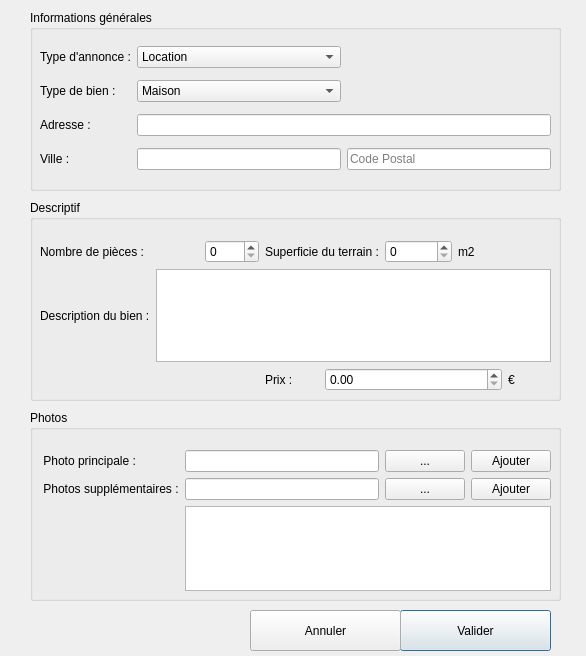
The window that BestResidence/ajout.ui (jordanlang/BestResidence) describes before a commit, drawn with Qt 5.
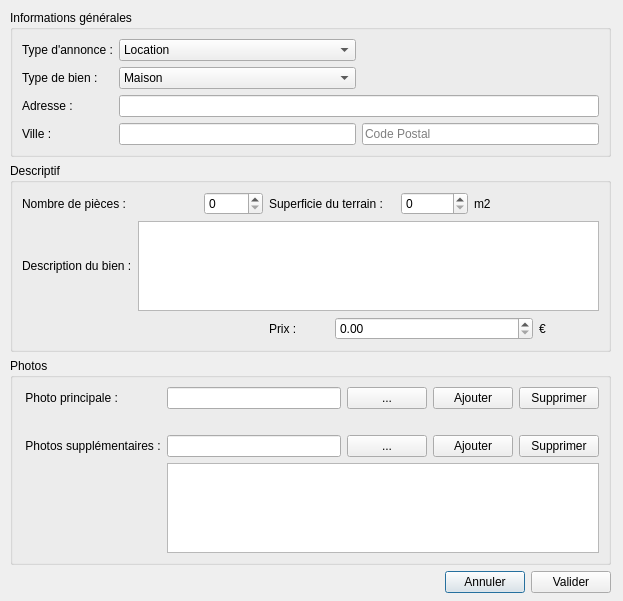
The same window after the commit.

Commit message: Ajout des layouts pour la fenetre d'ajout d'annonces

```diff
--- a/BestResidence/ajout.ui
+++ b/BestResidence/ajout.ui
@@ -6,165 +6,30 @@
    <rect>
     <x>0</x>
     <y>0</y>
-    <width>586</width>
-    <height>656</height>
+    <width>623</width>
+    <height>601</height>
    </rect>
   </property>
   <property name="windowTitle">
    <string>Dialog</string>
   </property>
-  <widget class="QPushButton" name="b_valider">
-   <property name="geometry">
-    <rect>
-     <x>400</x>
-     <y>610</y>
-     <width>151</width>
-     <height>41</height>
-    </rect>
-   </property>
-   <property name="text">
-    <string>Valider</string>
-   </property>
-  </widget>
-  <widget class="QPushButton" name="b_annuler">
-   <property name="geometry">
-    <rect>
-     <x>250</x>
-     <y>610</y>
-     <width>151</width>
-     <height>41</height>
-    </rect>
-   </property>
-   <property name="text">
-    <string>Annuler</string>
-   </property>
-  </widget>
-  <widget class="QLabel" name="l_photoPrincipal">
-   <property name="geometry">
-    <rect>
-     <x>170</x>
-     <y>460</y>
-     <width>381</width>
-     <height>16</height>
-    </rect>
-   </property>
-   <property name="text">
-    <string/>
-   </property>
-  </widget>
-  <widget class="QGroupBox" name="groupBox">
-   <property name="geometry">
-    <rect>
-     <x>30</x>
-     <y>410</y>
-     <width>531</width>
-     <height>191</height>
-    </rect>
-   </property>
-   <property name="title">
-    <string>Photos</string>
-   </property>
    <widget class="QWidget" name="">
     <property name="geometry">
      <rect>
       <x>10</x>
-      <y>40</y>
-      <width>511</width>
-      <height>141</height>
-     </rect>
-    </property>
-    <layout class="QGridLayout" name="gridLayout_3">
-     <item row="0" column="0">
-      <widget class="QLabel" name="l_photoPrincipale">
-       <property name="text">
-        <string> Photo principale :</string>
-       </property>
-      </widget>
-     </item>
-     <item row="0" column="1">
-      <widget class="QLineEdit" name="q_photoPrincipale"/>
-     </item>
-     <item row="0" column="2">
-      <widget class="QPushButton" name="b_parcourirPrincipal">
-       <property name="cursor">
-        <cursorShape>PointingHandCursor</cursorShape>
-       </property>
-       <property name="text">
-        <string>...</string>
-       </property>
-      </widget>
-     </item>
-     <item row="0" column="3">
-      <widget class="QPushButton" name="b_ajouterPrincipal">
-       <property name="cursor">
-        <cursorShape>PointingHandCursor</cursorShape>
-       </property>
-       <property name="text">
-        <string>Ajouter</string>
-       </property>
-      </widget>
-     </item>
-     <item row="1" column="0">
-      <widget class="QLabel" name="l_photosSupp">
-       <property name="text">
-        <string> Photos supplémentaires :</string>
-       </property>
-      </widget>
-     </item>
-     <item row="1" column="1">
-      <widget class="QLineEdit" name="q_photosSupp"/>
-     </item>
-     <item row="1" column="2">
-      <widget class="QPushButton" name="b_parcourirSupp">
-       <property name="cursor">
-        <cursorShape>PointingHandCursor</cursorShape>
-       </property>
-       <property name="text">
-        <string>...</string>
-       </property>
-      </widget>
-     </item>
-     <item row="1" column="3">
-      <widget class="QPushButton" name="b_ajouterSupp">
-       <property name="cursor">
-        <cursorShape>PointingHandCursor</cursorShape>
-       </property>
-       <property name="text">
-        <string>Ajouter</string>
-       </property>
-      </widget>
-     </item>
-     <item row="2" column="1" colspan="3">
-      <widget class="QListWidget" name="listWidget">
-       <property name="enabled">
-        <bool>true</bool>
-       </property>
-      </widget>
-     </item>
-    </layout>
-   </widget>
-  </widget>
-  <widget class="QGroupBox" name="groupBox_2">
-   <property name="geometry">
-    <rect>
-     <x>30</x>
      <y>10</y>
-     <width>531</width>
-     <height>181</height>
+     <width>601</width>
+     <height>583</height>
     </rect>
    </property>
+   <layout class="QGridLayout" name="gridLayout_6">
+    <item row="0" column="0">
+     <layout class="QGridLayout" name="gridLayout_5">
+      <item row="0" column="0">
+       <widget class="QGroupBox" name="">
    <property name="title">
     <string>Informations générales</string>
    </property>
-   <widget class="QWidget" name="">
-    <property name="geometry">
-     <rect>
-      <x>10</x>
-      <y>30</y>
-      <width>511</width>
-      <height>140</height>
-     </rect>
-    </property>
     <layout class="QGridLayout" name="gridLayout">
      <item row="0" column="0">
       <widget class="QLabel" name="l_typeAnnonce">
@@ -266,47 +131,24 @@
      </item>
     </layout>
    </widget>
-  </widget>
-  <widget class="QGroupBox" name="groupBox_3">
-   <property name="geometry">
-    <rect>
-     <x>30</x>
-     <y>200</y>
-     <width>531</width>
-     <height>201</height>
-    </rect>
-   </property>
+      </item>
+      <item row="1" column="0">
+       <widget class="QGroupBox" name="">
    <property name="title">
     <string>Descriptif</string>
    </property>
-   <widget class="QWidget" name="">
-    <property name="geometry">
-     <rect>
-      <x>10</x>
-      <y>40</y>
-      <width>511</width>
-      <height>151</height>
-     </rect>
-    </property>
     <layout class="QGridLayout" name="gridLayout_2">
-     <item row="0" column="0" colspan="2">
-      <widget class="QLabel" name="l_nbPieces">
+         <item row="0" column="6" colspan="2">
+          <widget class="QLabel" name="l_mCarre">
        <property name="text">
-        <string>Nombre de pièces :</string>
+            <string>m2</string>
        </property>
       </widget>
      </item>
-     <item row="0" column="2">
-      <widget class="QSpinBox" name="q_nbPieces">
-       <property name="maximum">
-        <number>1000</number>
-       </property>
-      </widget>
-     </item>
-     <item row="0" column="3" colspan="2">
-      <widget class="QLabel" name="l_superficieTerrain">
+         <item row="2" column="7">
+          <widget class="QLabel" name="l_euros">
        <property name="text">
-        <string>Superficie du terrain :</string>
+            <string>€</string>
        </property>
       </widget>
      </item>
@@ -320,10 +162,10 @@
        </property>
       </widget>
      </item>
-     <item row="0" column="6" colspan="2">
-      <widget class="QLabel" name="l_mCarre">
-       <property name="text">
-        <string>m2</string>
+         <item row="1" column="1" colspan="7">
+          <widget class="QTextEdit" name="q_description">
+           <property name="cursor" stdset="0">
+            <cursorShape>IBeamCursor</cursorShape>
        </property>
       </widget>
      </item>
@@ -341,6 +183,27 @@
        </property>
       </widget>
      </item>
+         <item row="0" column="2">
+          <widget class="QSpinBox" name="q_nbPieces">
+           <property name="maximum">
+            <number>1000</number>
+           </property>
+          </widget>
+         </item>
+         <item row="0" column="0" colspan="2">
+          <widget class="QLabel" name="l_nbPieces">
+           <property name="text">
+            <string>Nombre de pièces :</string>
+           </property>
+          </widget>
+         </item>
+         <item row="0" column="3" colspan="2">
+          <widget class="QLabel" name="l_superficieTerrain">
+           <property name="text">
+            <string>Superficie du terrain :</string>
+           </property>
+          </widget>
+         </item>
      <item row="2" column="4" colspan="3">
       <widget class="QDoubleSpinBox" name="q_prix">
        <property name="maximum">
@@ -348,25 +211,179 @@
        </property>
       </widget>
      </item>
-     <item row="2" column="7">
-      <widget class="QLabel" name="l_euros">
+        </layout>
+       </widget>
+      </item>
+     </layout>
+    </item>
+    <item row="1" column="0">
+     <layout class="QGridLayout" name="gridLayout_4">
+      <item row="1" column="0">
+       <layout class="QHBoxLayout" name="horizontalLayout">
+        <item>
+         <spacer name="horizontalSpacer">
+          <property name="orientation">
+           <enum>Qt::Horizontal</enum>
+          </property>
+          <property name="sizeHint" stdset="0">
+           <size>
+            <width>40</width>
+            <height>20</height>
+           </size>
+          </property>
+         </spacer>
+        </item>
+        <item>
+         <widget class="QPushButton" name="b_annuler">
        <property name="text">
-        <string>€</string>
+           <string>Annuler</string>
        </property>
       </widget>
      </item>
-     <item row="1" column="1" colspan="7">
-      <widget class="QTextEdit" name="q_description">
-       <property name="cursor" stdset="0">
-        <cursorShape>IBeamCursor</cursorShape>
+        <item>
+         <widget class="QPushButton" name="b_valider">
+          <property name="text">
+           <string>Valider</string>
        </property>
       </widget>
      </item>
     </layout>
-   </widget>
-   <zorder></zorder>
-   <zorder>groupBox</zorder>
-  </widget>
+      </item>
+      <item row="0" column="0">
+       <widget class="QGroupBox" name="">
+        <property name="title">
+         <string>Photos</string>
+        </property>
+        <layout class="QGridLayout" name="gridLayout_3">
+         <item row="0" column="1">
+          <widget class="QLineEdit" name="q_photoPrincipale"/>
+         </item>
+         <item row="0" column="2">
+          <widget class="QPushButton" name="b_parcourirPrincipal">
+           <property name="cursor">
+            <cursorShape>PointingHandCursor</cursorShape>
+           </property>
+           <property name="text">
+            <string>...</string>
+           </property>
+          </widget>
+         </item>
+         <item row="2" column="3">
+          <widget class="QPushButton" name="b_ajouterSupp">
+           <property name="cursor">
+            <cursorShape>PointingHandCursor</cursorShape>
+           </property>
+           <property name="text">
+            <string>Ajouter</string>
+           </property>
+          </widget>
+         </item>
+         <item row="0" column="0">
+          <widget class="QLabel" name="l_photoPrincipale">
+           <property name="text">
+            <string> Photo principale :</string>
+           </property>
+          </widget>
+         </item>
+         <item row="2" column="1">
+          <widget class="QLineEdit" name="q_photosSupp"/>
+         </item>
+         <item row="2" column="2">
+          <widget class="QPushButton" name="b_parcourirSupp">
+           <property name="cursor">
+            <cursorShape>PointingHandCursor</cursorShape>
+           </property>
+           <property name="text">
+            <string>...</string>
+           </property>
+          </widget>
+         </item>
+         <item row="0" column="4">
+          <widget class="QPushButton" name="b_suppPrincipale">
+           <property name="text">
+            <string>Supprimer</string>
+           </property>
+          </widget>
+         </item>
+         <item row="3" column="1" colspan="4">
+          <widget class="QListWidget" name="listWidget">
+           <property name="enabled">
+            <bool>true</bool>
+           </property>
+          </widget>
+         </item>
+         <item row="2" column="0">
+          <widget class="QLabel" name="l_photosSupp">
+           <property name="text">
+            <string> Photos supplémentaires :</string>
+           </property>
+          </widget>
+         </item>
+         <item row="0" column="3">
+          <widget class="QPushButton" name="b_ajouterPrincipal">
+           <property name="cursor">
+            <cursorShape>PointingHandCursor</cursorShape>
+           </property>
+           <property name="text">
+            <string>Ajouter</string>
+           </property>
+          </widget>
+         </item>
+         <item row="2" column="4">
+          <widget class="QPushButton" name="b_suppSupp">
+           <property name="text">
+            <string>Supprimer</string>
+           </property>
+          </widget>
+         </item>
+         <item row="1" column="1" colspan="4">
+          <widget class="QLabel" name="l_photoPrincipal">
+           <property name="text">
+            <string/>
+           </property>
+          </widget>
+         </item>
+        </layout>
+       </widget>
+      </item>
+     </layout>
+    </item>
+   </layout>
+  </widget>
+  <zorder>q_typeBien</zorder>
+  <zorder>l_typeBien</zorder>
+  <zorder>l_superficieTerrain</zorder>
+  <zorder>q_superficieTerrain</zorder>
+  <zorder>l_mCarre</zorder>
+  <zorder>l_nbPieces</zorder>
+  <zorder>q_nbPieces</zorder>
+  <zorder>q_adresse</zorder>
+  <zorder>l_adresse</zorder>
+  <zorder>q_codePostal</zorder>
+  <zorder>l_ville</zorder>
+  <zorder>q_ville</zorder>
+  <zorder>l_description</zorder>
+  <zorder>q_description</zorder>
+  <zorder>l_prix</zorder>
+  <zorder>q_prix</zorder>
+  <zorder>l_euros</zorder>
+  <zorder>l_photoPrincipale</zorder>
+  <zorder>q_photoPrincipale</zorder>
+  <zorder>b_parcourirPrincipal</zorder>
+  <zorder>l_typeAnnonce</zorder>
+  <zorder>q_typeAnnonce</zorder>
+  <zorder>b_ajouterPrincipal</zorder>
+  <zorder>b_ajouterSupp</zorder>
+  <zorder>l_photosSupp</zorder>
+  <zorder>b_parcourirSupp</zorder>
+  <zorder>q_photosSupp</zorder>
+  <zorder>b_valider</zorder>
+  <zorder>b_annuler</zorder>
+  <zorder>listWidget</zorder>
+  <zorder></zorder>
+  <zorder></zorder>
+  <zorder></zorder>
+  <zorder></zorder>
  </widget>
  <resources/>
  <connections/>
```
Lines whose indentation alone changed are shown as unchanged.
